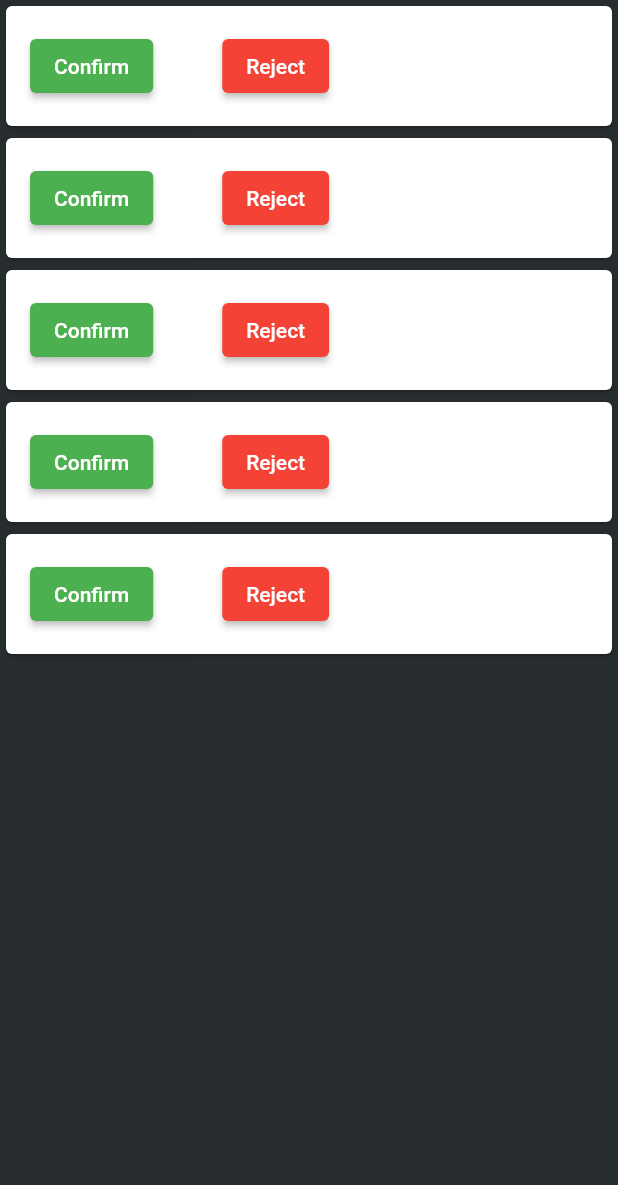
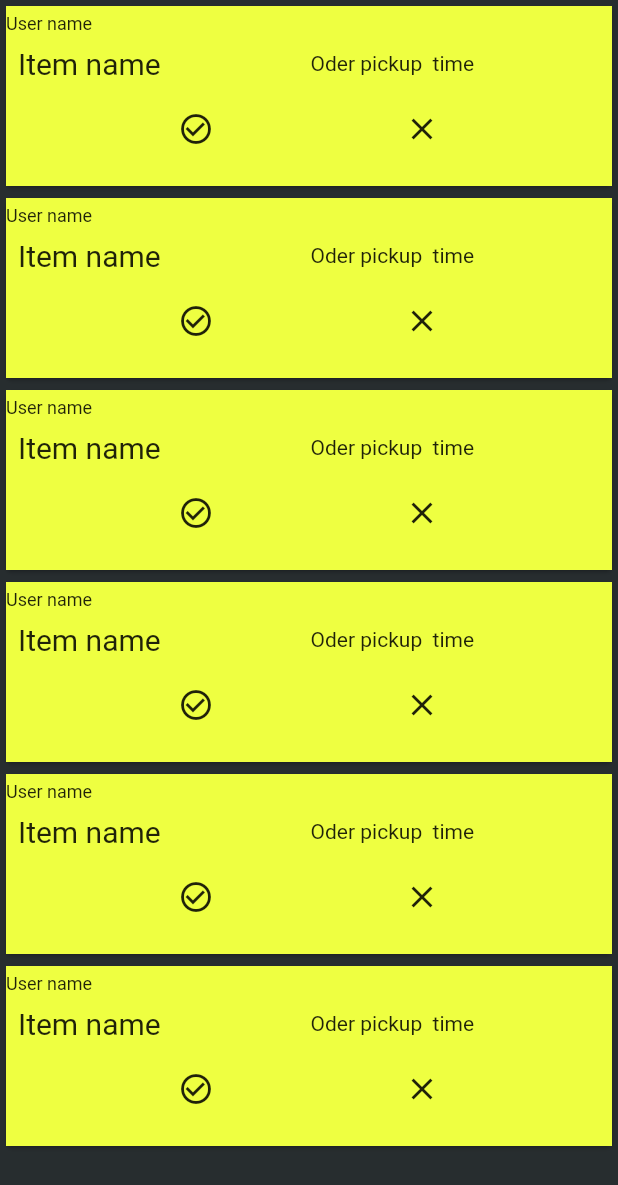
Before and after one commit to CodeByTitan/dineadmin, a Flutter app: the RequesttabScreen screen opened directly, on a phone screen of 412 x 824 dp. Shown: the top 1185 px of the screen. Run offline on Flutter 3.47's test engine with Material 2 defaults, Android fonts, the phone set to English and light mode, and no system bars.

Commit message:
make few changes in screens

```diff
--- a/lib/screens/request_tabscreen.dart
+++ b/lib/screens/request_tabscreen.dart
@@ -1,3 +1,4 @@
+import 'package:dineadmin/screens/order_detailscreen.dart';
 import 'package:dineadmin/utils/app_constant.dart';
 import 'package:flutter/src/widgets/container.dart';
 import 'package:flutter/src/widgets/framework.dart';
@@ -16,38 +17,63 @@ class _RequesttabScreenState extends State<RequesttabScreen> {
     return Scaffold(
       backgroundColor: AppConstant.backgroundColor,
       body: ListView.builder(
-          itemCount: 5,
+          itemCount: 6,
           itemBuilder: (BuildContext context, int index) {
             return Card(
-                child: Center(
-                  child: Padding(
-                    padding: const EdgeInsets.all(8.0),
-                    child: Row(
-              children: [
+              child: Container(
+                color: Colors.limeAccent,
+                height: 120,
+                child: Column(
+                 crossAxisAlignment: CrossAxisAlignment.start,
+                  children: [
                     Padding(
-                      padding: const EdgeInsets.all(8.0),
-                      child: ElevatedButton(
-                          child: Text('Confirm'),
-                          onPressed: () {},
-                          style: ElevatedButton.styleFrom(
-                            primary: Colors.green,
-                          )),
+                      padding: const EdgeInsets.only(top: 5),
+                      child: Text("User name", style: TextStyle(fontSize: 12)),
                     ),
-                    SizedBox(width: 30,),
-                    Padding(
-                      padding: const EdgeInsets.all(8.0),
-                      child: ElevatedButton(
-                        child: Text('Reject'),
-                        onPressed: () {},
-                        style: ElevatedButton.styleFrom(
-                          primary: Colors.red,
-                        ),
+                    Container(
+                      width: 500,
+                      child: Row(
+                        children: [
+                          Padding(
+                            padding: const EdgeInsets.all(8.0),
+                            child: Text(
+                              "Item name",
+                              style: TextStyle(fontSize: 20),
+                            ),
+                          ),
+                          Spacer(),
+                          Text("Oder pickup  time"),
+                          Spacer(),
+
+
+                        ],
                       ),
                     ),
-              ],
-            ),
-                  ),
-                ));
+
+                    Container(
+                      child: Row(
+                        mainAxisAlignment :MainAxisAlignment.spaceEvenly,
+                      children: [
+                        IconButton(onPressed: (() => {
+                               Navigator.push(
+                                context,
+                                MaterialPageRoute(
+                                  builder: (context) =>
+                                      const OrderDetailsScreen(),
+                                ),
+                              ),
+                            }
+                        ),
+                        icon: Icon(Icons.check_circle_outline)),
+                        IconButton(onPressed: (() => {}),
+                        icon: Icon(Icons.close_sharp))
+
+
+                    ],),)
+                  ],
+                ),
+              ),
+            );
           }),
     );
   }
```
Also changed, not shown: lib/screens/order_detailscreen.dart (+54 -7 lines), lib/screens/orders_tabscreen.dart (+62 -22 lines).
